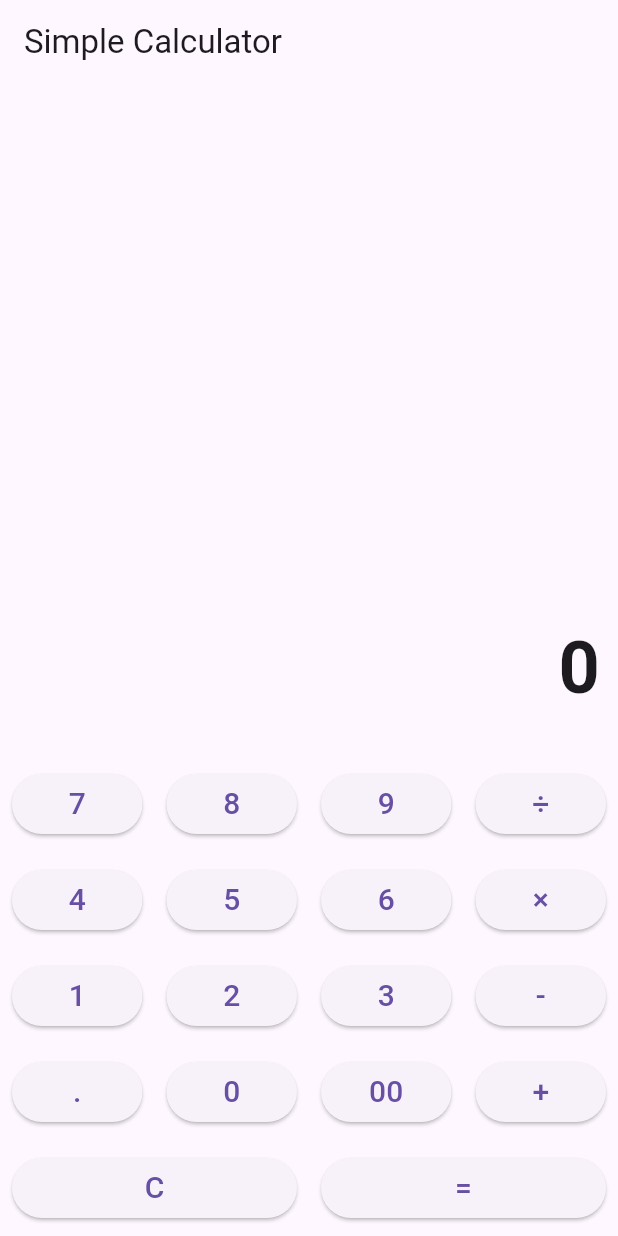
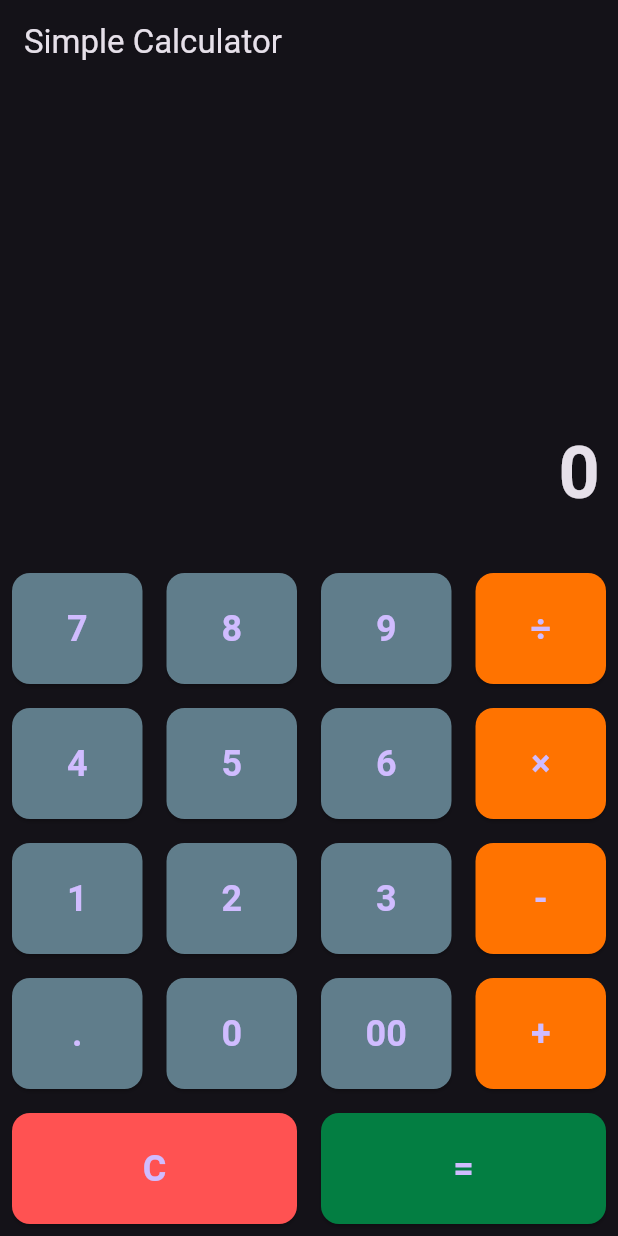
Before and after one commit to CharmThiekshanaPerera/calculator_app, a Flutter app: the screen it shows after launch, on a phone screen of 412 x 824 dp. Run offline on Flutter 3.47's test engine with Material 3 defaults, Android fonts, the phone set to English and light mode, and no system bars.

Commit message:
update ui

```diff
--- a/lib/main.dart
+++ b/lib/main.dart
@@ -9,6 +9,7 @@ class CalculatorApp extends StatelessWidget {
       title: 'Simple Calculator',
       theme: ThemeData(
         primarySwatch: Colors.blue,
+        brightness: Brightness.dark,
       ),
       home: CalculatorHomePage(),
     );
@@ -63,14 +64,21 @@ class _CalculatorHomePageState extends State<CalculatorHomePage> {
     setState(() {});
   }
 
-  Widget _buildButton(String buttonText) {
+  Widget _buildButton(String buttonText, Color color) {
     return Expanded(
       child: Padding(
         padding: const EdgeInsets.all(8.0),
         child: ElevatedButton(
+          style: ElevatedButton.styleFrom(
+            backgroundColor: color,
+            shape: RoundedRectangleBorder(
+              borderRadius: BorderRadius.circular(12.0),
+            ),
+            padding: EdgeInsets.all(20.0),
+          ),
           child: Text(
             buttonText,
-            style: TextStyle(fontSize: 20.0),
+            style: TextStyle(fontSize: 24.0, fontWeight: FontWeight.bold),
           ),
           onPressed: () => _buttonPressed(buttonText),
         ),
@@ -100,40 +108,40 @@ class _CalculatorHomePageState extends State<CalculatorHomePage> {
             children: <Widget>[
               Row(
                 children: <Widget>[
-                  _buildButton("7"),
-                  _buildButton("8"),
-                  _buildButton("9"),
-                  _buildButton("÷"),
+                  _buildButton("7", Colors.blueGrey),
+                  _buildButton("8", Colors.blueGrey),
+                  _buildButton("9", Colors.blueGrey),
+                  _buildButton("÷", const Color.fromARGB(255, 255, 115, 0)),
                 ],
               ),
               Row(
                 children: <Widget>[
-                  _buildButton("4"),
-                  _buildButton("5"),
-                  _buildButton("6"),
-                  _buildButton("×"),
+                  _buildButton("4", Colors.blueGrey),
+                  _buildButton("5", Colors.blueGrey),
+                  _buildButton("6", Colors.blueGrey),
+                  _buildButton("×", const Color.fromARGB(255, 255, 115, 0)),
                 ],
               ),
               Row(
                 children: <Widget>[
-                  _buildButton("1"),
-                  _buildButton("2"),
-                  _buildButton("3"),
-                  _buildButton("-"),
+                  _buildButton("1", Colors.blueGrey),
+                  _buildButton("2", Colors.blueGrey),
+                  _buildButton("3", Colors.blueGrey),
+                  _buildButton("-", const Color.fromARGB(255, 255, 115, 0)),
                 ],
               ),
               Row(
                 children: <Widget>[
-                  _buildButton("."),
-                  _buildButton("0"),
-                  _buildButton("00"),
-                  _buildButton("+"),
+                  _buildButton(".", Colors.blueGrey),
+                  _buildButton("0", Colors.blueGrey),
+                  _buildButton("00", Colors.blueGrey),
+                  _buildButton("+", const Color.fromARGB(255, 255, 115, 0)),
                 ],
               ),
               Row(
                 children: <Widget>[
-                  _buildButton("C"),
-                  _buildButton("="),
+                  _buildButton("C", Colors.redAccent),
+                  _buildButton("=", const Color.fromARGB(255, 3, 126, 66)),
                 ],
               ),
             ],
```
